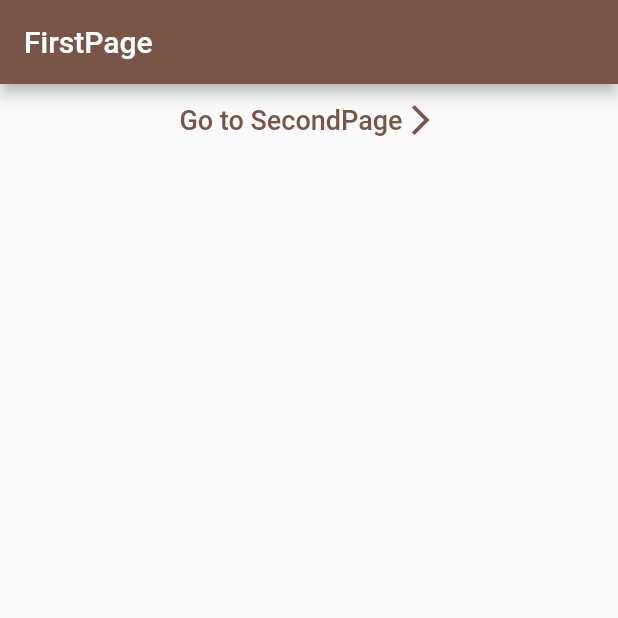
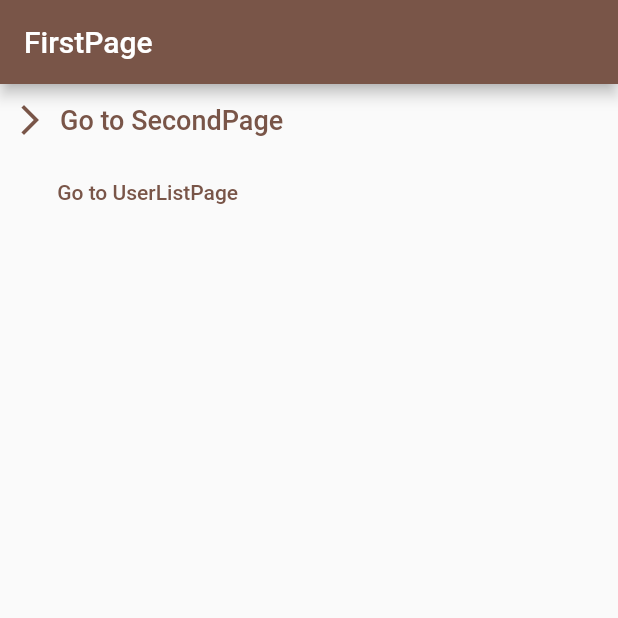
Before and after one commit to RuiOkazaki/hello_flutter, a Flutter app: the screen it shows after launch, on a phone screen of 412 x 824 dp, the top half of it. Run offline on Flutter 3.47's test engine with Material 2 defaults, Android fonts, the phone set to English and light mode, and no system bars; our stand-ins replace flutter_dotenv, graphql.

Commit message:
feat: user list page

```diff
--- a/lib/first_page.dart
+++ b/lib/first_page.dart
@@ -9,17 +9,21 @@ class FirstPage extends StatelessWidget {
       appBar: AppBar(
         title: const Text('FirstPage'),
       ),
-      body: TextButton(
-          onPressed: () {
-            Navigator.pushNamed(context, '/second');
-          },
-          child: Row(
-            mainAxisAlignment: MainAxisAlignment.center,
-            children: const [
-              Text('Go to SecondPage', style: TextStyle(fontSize: 18)),
-              Icon(Icons.arrow_forward_ios, size: 24),
-            ],
-          )),
+      body: Column(
+        children: [
+          TextButton.icon(
+            onPressed: () {
+              Navigator.pushNamed(context, '/second');
+            },
+            icon: const Icon(Icons.arrow_forward_ios, size: 24),
+            label:
+                const Text('Go to SecondPage', style: TextStyle(fontSize: 18)),
+          ),
+          TextButton(
+              onPressed: () => Navigator.pushNamed(context, '/user_list'),
+              child: const Text("Go to UserListPage"))
+        ],
+      ),
     );
   }
 }
--- a/lib/main.dart
+++ b/lib/main.dart
@@ -1,8 +1,12 @@
 import 'package:flutter/material.dart';
 import 'package:sample_app/first_page.dart';
 import 'package:sample_app/second_page.dart';
+import 'package:sample_app/user_list_page.dart';
 
-void main() {
+import 'package:flutter_dotenv/flutter_dotenv.dart';
+
+void main() async {
+  await dotenv.load(fileName: '.env.development');
   runApp(const MyApp());
 }
 
@@ -27,6 +31,7 @@ class MyApp extends StatelessWidget {
       routes: <String, WidgetBuilder>{
         '/': (BuildContext context) => const FirstPage(),
         '/second': (BuildContext context) => const SecondPage(),
+        '/user_list': (BuildContext context) => const UserListPage(),
       },
     );
   }
```
Also changed, not shown: lib/user_list_page.dart (added, +97 -0 lines).
